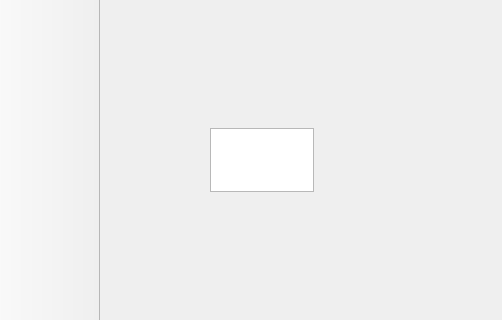
ghorwin/SIM-VICUS, file SIM-VICUS/src/SVMainWindow.ui: the form before one commit; both pictures show x 0 to 502 and y 161 to 481 of the 1112 by 707 pixel window.
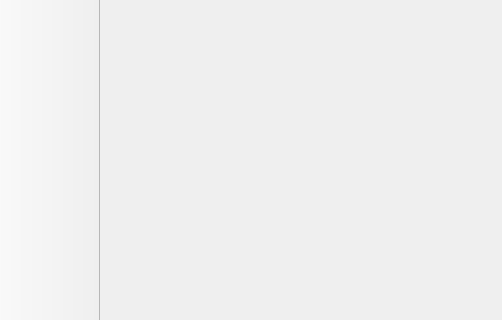
The form after the commit. Icons and pictures are not drawn.

Commit message: More database dialog stuff

```diff
--- a/SIM-VICUS/src/SVMainWindow.ui
+++ b/SIM-VICUS/src/SVMainWindow.ui
@@ -13,18 +13,7 @@
   <property name="windowTitle">
    <string>DelMainWindow</string>
   </property>
-  <widget class="QWidget" name="centralWidget">
-   <widget class="QTextEdit" name="textEdit">
-    <property name="geometry">
-     <rect>
-      <x>110</x>
-      <y>270</y>
-      <width>104</width>
-      <height>64</height>
-     </rect>
-    </property>
-   </widget>
-  </widget>
+  <widget class="QWidget" name="centralWidget"/>
   <widget class="QMenuBar" name="menuBar">
    <property name="geometry">
     <rect>
```
Left out of the diff: 6 changed lines with no effect on the pictures. The commit also changes 7 other files.
